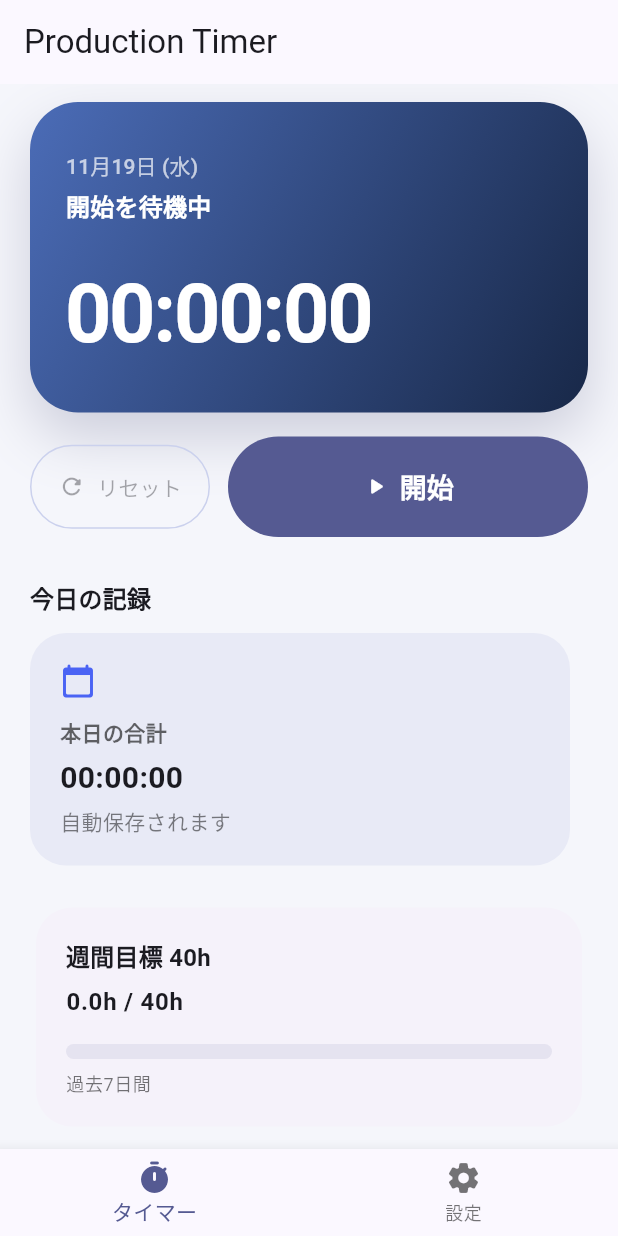
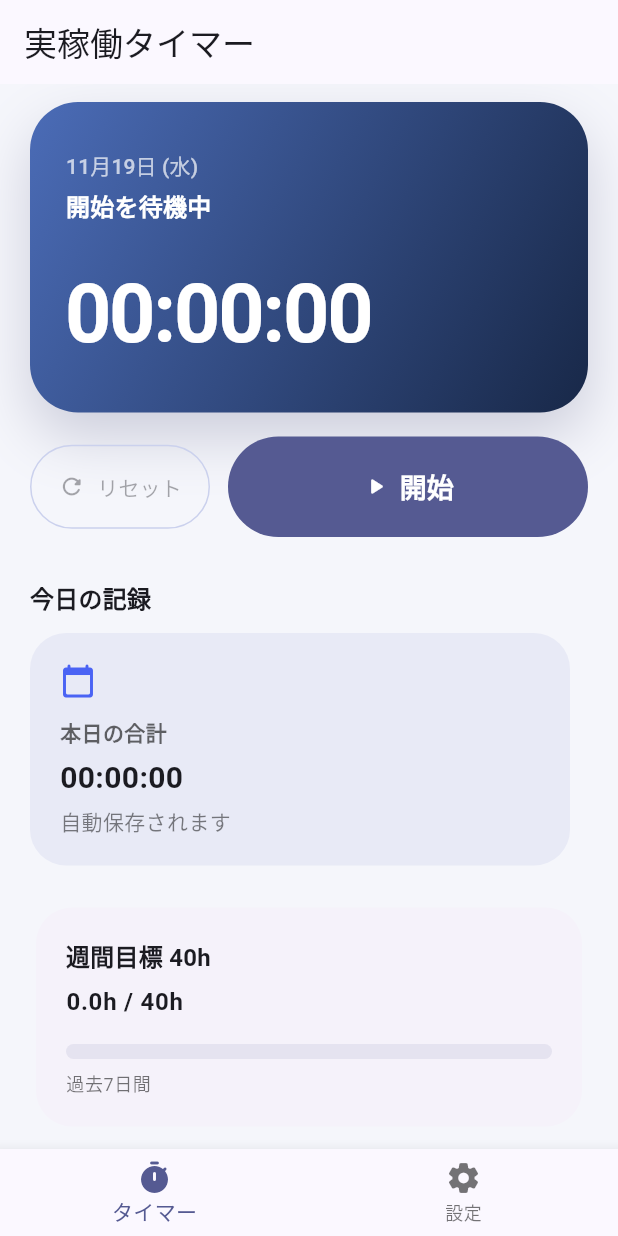
Before and after one commit to yu-432/Production-Timer, a Flutter app: the screen it shows after launch, on a phone screen of 412 x 824 dp. Run offline on Flutter 3.47's test engine with Material 3 defaults, Android fonts, the phone set to English and light mode, and no system bars; our stand-ins replace flutter_riverpod, hive, hive_flutter, wakelock_plus; accounts and stored records are empty.

Commit message:
chore: name cahnge

```diff
--- a/production_timer/lib/main.dart
+++ b/production_timer/lib/main.dart
@@ -50,7 +50,7 @@
     const seedColor = Color(0xFF5F6AF3);
 
     return MaterialApp(
-      title: 'Production Timer',
+      title: '実稼働タイマー',
       theme: ThemeData(
         // Material Design 3を使用
         useMaterial3: true,
@@ -168,7 +168,7 @@
 
     return Scaffold(
       appBar: AppBar(
-        title: const Text('Production Timer'),
+        title: const Text('実稼働タイマー'),
         centerTitle: false,
         elevation: 0,
         // 設定アイコンは削除(画面下部のタブバーから設定画面に移動できるため)
```
